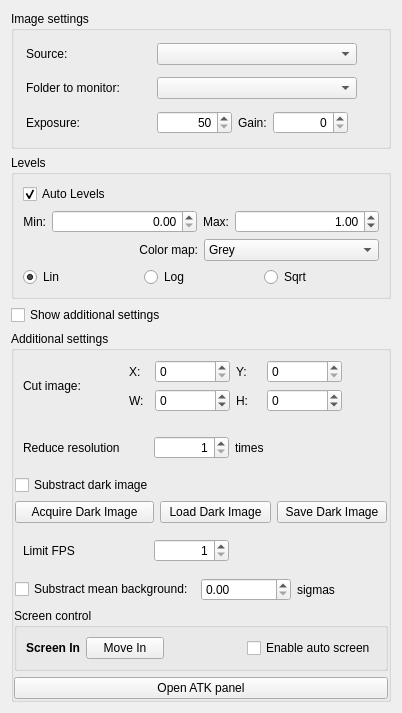
Above: src/ui/SettingsWidget.ui from yamedvedya/camera_viewer before the change. Below: the same form after it.
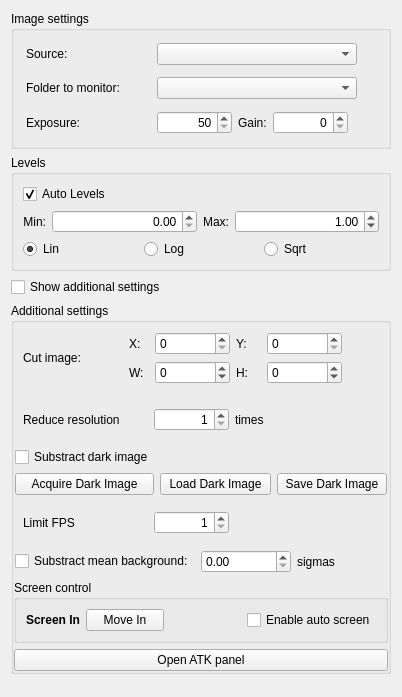
That is the form after the change.

Diff of the .ui file:
```diff
--- a/src/ui/SettingsWidget.ui
+++ b/src/ui/SettingsWidget.ui
@@ -301,76 +301,6 @@
         </item>
        </layout>
       </item>
-      <item>
-       <layout class="QHBoxLayout" name="horizontalLayout_12">
-        <item>
-         <widget class="QLabel" name="label_5">
-          <property name="text">
-           <string>Color map:</string>
-          </property>
-          <property name="alignment">
-           <set>Qt::AlignRight|Qt::AlignTrailing|Qt::AlignVCenter</set>
-          </property>
-         </widget>
-        </item>
-        <item>
-         <widget class="QComboBox" name="cb_color_map">
-          <property name="sizePolicy">
-           <sizepolicy hsizetype="Preferred" vsizetype="Preferred">
-            <horstretch>0</horstretch>
-            <verstretch>0</verstretch>
-           </sizepolicy>
-          </property>
-          <property name="minimumSize">
-           <size>
-            <width>0</width>
-            <height>0</height>
-           </size>
-          </property>
-          <item>
-           <property name="text">
-            <string>Grey</string>
-           </property>
-          </item>
-          <item>
-           <property name="text">
-            <string>Thermal</string>
-           </property>
-          </item>
-          <item>
-           <property name="text">
-            <string>Flame</string>
-           </property>
-          </item>
-          <item>
-           <property name="text">
-            <string>Yellowy</string>
-           </property>
-          </item>
-          <item>
-           <property name="text">
-            <string>Bipolar</string>
-           </property>
-          </item>
-          <item>
-           <property name="text">
-            <string>Spectrum</string>
-           </property>
-          </item>
-          <item>
-           <property name="text">
-            <string>Cyclic</string>
-           </property>
-          </item>
-          <item>
-           <property name="text">
-            <string>Qreyclip</string>
-           </property>
-          </item>
-         </widget>
-        </item>
-       </layout>
-      </item>
       <item>
        <layout class="QHBoxLayout" name="horizontalLayout_13">
         <item>
@@ -807,6 +737,19 @@
      </layout>
     </widget>
    </item>
+   <item>
+    <spacer name="verticalSpacer">
+     <property name="orientation">
+      <enum>Qt::Vertical</enum>
+     </property>
+     <property name="sizeHint" stdset="0">
+      <size>
+       <width>20</width>
+       <height>40</height>
+      </size>
+     </property>
+    </spacer>
+   </item>
    <item>
     <spacer name="verticalSpacer_2">
      <property name="orientation">
```
Left out of the diff: 1 changed line with no effect on the pictures.
